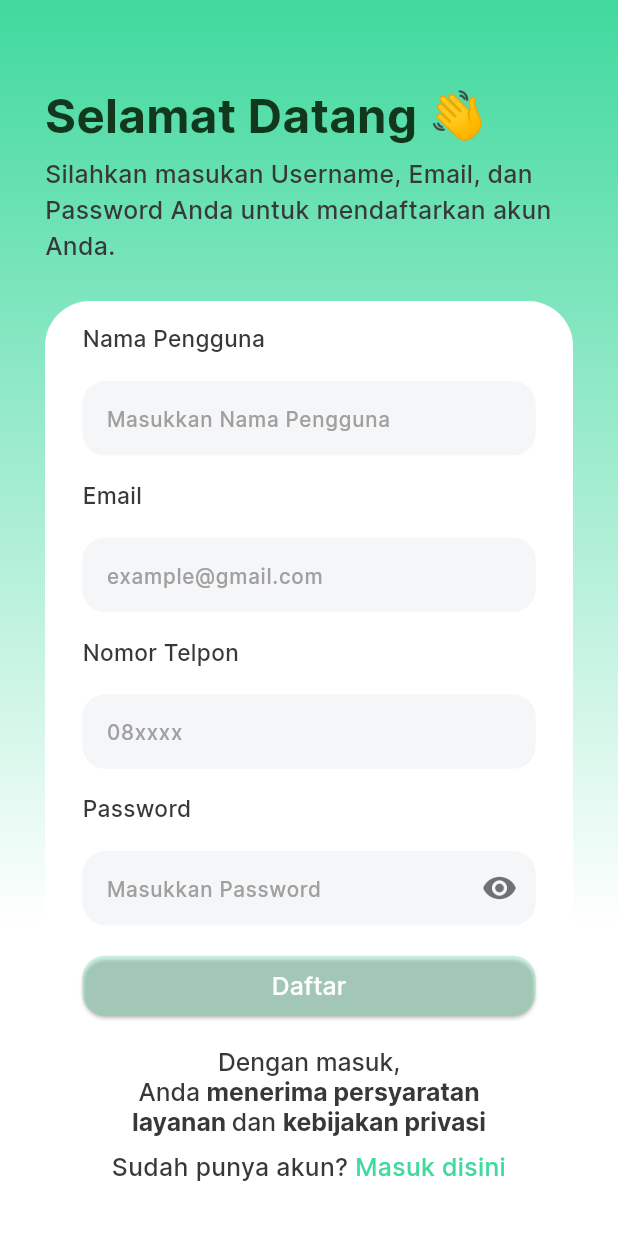
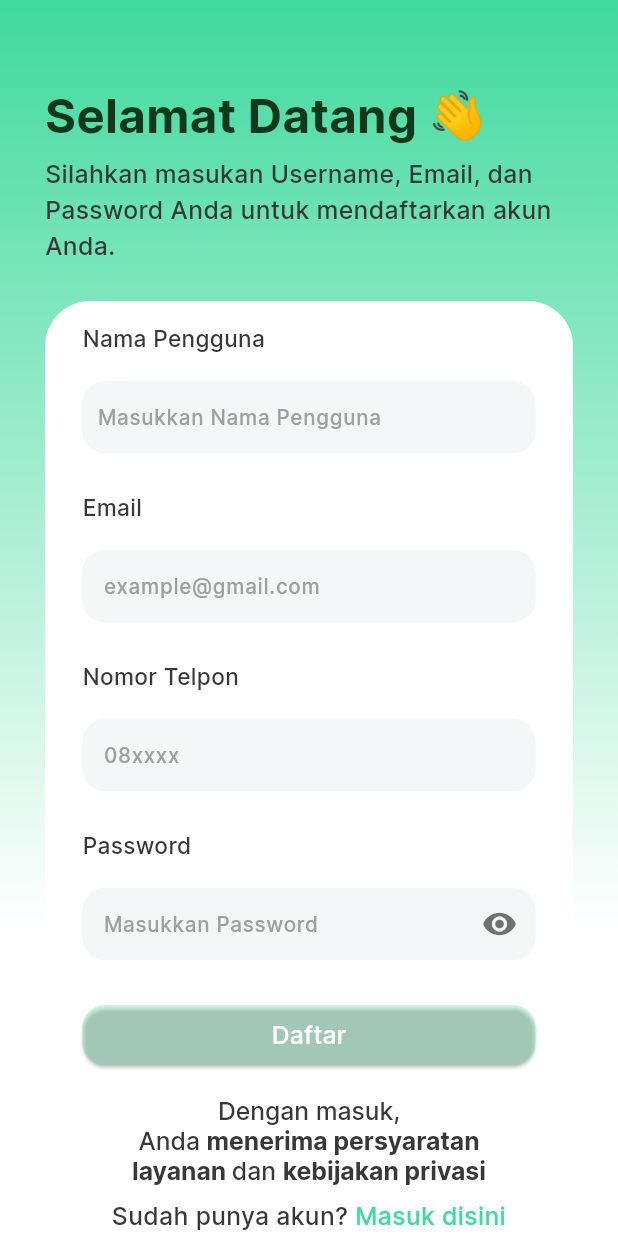
Before and after one commit to mahatiUMM/mahati-mobile, a Flutter app: the SignUpView screen opened by its route, on a phone screen of 412 x 824 dp. Run offline on Flutter 3.47's test engine with Material 3 defaults, Android fonts, the phone set to English and light mode, and no system bars; our stand-ins replace accordion, assets_audio_player, cached_network_image, carousel_slider, custom_refresh_indicator, easy_date_timeline and 19 more; missing offline and left inert: email_otp, flutter_cached_pdfview, flutter_reactive_ble, onesignal_flutter, whatsapp_unilink; accounts and stored records are empty; network calls fail; project files that could hold a hidden picture were left out.

Commit message:
fix: fix signup validation and view

```diff
--- a/lib/app/constants/text_style.dart
+++ b/lib/app/constants/text_style.dart
@@ -117,11 +117,22 @@ class StyleText {
 
   // Frequently asked questions
   static TextStyle faqHeaderStyle = TextStyle(
-      color: const Color(0xffffffff), fontSize: 16, fontWeight: FontWeight.bold, fontFamily: Resources.font.primaryFont);
+      color: const Color(0xffffffff),
+      fontSize: 16,
+      fontWeight: FontWeight.bold,
+      fontFamily: Resources.font.primaryFont);
   static TextStyle faqContentStyle = TextStyle(
       color: const Color(0xff999999),
       fontSize: 14,
       fontWeight: FontWeight.normal,
       fontFamily: Resources.font.primaryFont);
   // static TextStyle faq1Style = TextStyle()
+
+  // input style
+  static TextStyle inputStyle1 = TextStyle(
+      fontSize: 11.sp,
+      fontFamily: Resources.font.primaryFont,
+      fontStyle: FontStyle.normal,
+      color: Resources.color.titleColor,
+      fontWeight: FontWeight.normal);
 }
--- a/lib/app/modules/auth/sign_up/signup_controller.dart
+++ b/lib/app/modules/auth/sign_up/signup_controller.dart
@@ -74,7 +74,7 @@ class SignUpController extends GetxController {
       isPhoneNumberInvalid.value = true;
       errorPhoneMessage.value = "Harap masukkan nomor telpon";
       phoneNumberInput.value = '';
-    } else if (!RegExp(r"^(?:\+62|62|0)8[1-9][0-9]{6,9}$")
+    } else if (!RegExp(r"^(?:\+62|62|0)8[1-9][0-9]{6,10}$")
         .hasMatch(phoneController.text)) {
       isPhoneNumberInvalid.value = true;
       errorPhoneMessage.value = "Masukkan nomor telp yang benar";
--- a/lib/app/modules/auth/sign_up/widget/body_signup.dart
+++ b/lib/app/modules/auth/sign_up/widget/body_signup.dart
@@ -35,13 +35,18 @@ class BodySignUp extends GetView<SignUpController> {
                 height: 2.h,
               ),
               SizedBox(
-                height: controller.isUsernameInvalid.isTrue
-                    ? Get.height * 0.09
-                    : Get.height * 0.06,
+                height: controller.isUsernameInvalid.isFalse
+                    ? Get.height * 0.07
+                    : Get.height * 0.07,
                 width: Get.width,
                 child: TextField(
+                  style: StyleText.inputStyle1,
+                  textAlign: TextAlign.left,
+                  textAlignVertical: TextAlignVertical.center,
                   controller: controller.usernameController,
                   decoration: InputDecoration(
+                      contentPadding: const EdgeInsets.only(
+                          left: 10, right: 10, top: 0, bottom: 10),
                       errorText: controller.isUsernameInvalid.isTrue
                           ? controller.errorUsernameMessage.value
                           : null,
@@ -53,10 +58,12 @@ class BodySignUp extends GetView<SignUpController> {
                       hintText: TextStrings.authSubtitle3,
                       hintStyle: StyleText.signInField,
                       enabledBorder: OutlineInputBorder(
+                          gapPadding: 0,
                           borderSide:
                               BorderSide(color: Resources.color.textFieldColor),
                           borderRadius: BorderRadius.circular(15)),
                       focusedBorder: OutlineInputBorder(
+                          gapPadding: 0,
                           borderSide:
                               BorderSide(color: Resources.color.textFieldColor),
                           borderRadius: BorderRadius.circular(15))),
@@ -83,17 +90,24 @@ class BodySignUp extends GetView<SignUpController> {
               Obx(
                 () => SizedBox(
                   height: controller.isEmailInvalid.isFalse
-                      ? Get.height * 0.06
-                      : Get.height * 0.09,
+                      ? Get.height * 0.07
+                      : Get.height * 0.10,
                   width: Get.width,
                   child: TextField(
+                    style: StyleText.inputStyle1,
                     controller: controller.emailController,
+                    textAlignVertical: TextAlignVertical.center,
                     keyboardType: TextInputType.emailAddress,
                     decoration: InputDecoration(
+                        contentPadding: const EdgeInsets.only(
+                            left: 10, right: 10, top: 0, bottom: 10),
                         errorText: controller.isEmailInvalid.isTrue
                             ? controller.errorEmailMessage.value
                             : null,
                         errorBorder: UnderlineInputBorder(
+                            borderRadius: const BorderRadius.only(
+                                topRight: Radius.circular(15),
+                                topLeft: Radius.circular(15)),
                             borderSide: BorderSide(
                                 color: Resources.color.secondaryColor2)),
                         filled: true,
@@ -132,17 +146,25 @@ class BodySignUp extends GetView<SignUpController> {
               Obx(
                 () => SizedBox(
                   height: controller.isPhoneNumberInvalid.isFalse
-                      ? Get.height * 0.06
-                      : Get.height * 0.09,
+                      ? Get.height * 0.07
+                      : Get.height * 0.10,
                   width: Get.width,
                   child: TextField(
                       controller: controller.phoneController,
                       keyboardType: TextInputType.phone,
+                      textAlign: TextAlign.left,
+                      textAlignVertical: TextAlignVertical.center,
+                      style: StyleText.inputStyle1,
                       decoration: InputDecoration(
+                          contentPadding: const EdgeInsets.only(
+                              left: 10, right: 10, top: 0, bottom: 10),
                           errorText: controller.isPhoneNumberInvalid.isTrue
                               ? controller.errorPhoneMessage.value
                               : null,
                           errorBorder: UnderlineInputBorder(
+                              borderRadius: const BorderRadius.only(
+                                  topLeft: Radius.circular(15),
+                                  topRight: Radius.circular(15)),
                               borderSide: BorderSide(
                                   color: Resources.color.secondaryColor2)),
                           filled: true,
@@ -182,18 +204,26 @@ class BodySignUp extends GetView<SignUpController> {
               Obx(
                 () => SizedBox(
                   height: controller.isPasswordInvalid.isFalse
-                      ? Get.height * 0.06
-                      : Get.height * 0.09,
+                      ? Get.height * 0.07
+                      : Get.height * 0.10,
                   width: Get.width,
                   child: TextField(
+                      style: StyleText.inputStyle1,
                       controller: controller.passwordController,
                       keyboardType: TextInputType.visiblePassword,
                       obscureText: controller.showPassword.value,
+                      textAlign: TextAlign.left,
+                      textAlignVertical: TextAlignVertical.center,
                       decoration: InputDecoration(
+                        contentPadding: const EdgeInsets.only(
+                            left: 10, right: 10, top: 0, bottom: 0),
                         errorText: controller.isPasswordInvalid.isTrue
                             ? controller.errorPasswordMessage.value
                             : null,
                         errorBorder: UnderlineInputBorder(
+                            borderRadius: const BorderRadius.only(
+                                topLeft: Radius.circular(15),
+                                topRight: Radius.circular(15)),
                             borderSide: BorderSide(
                                 color: Resources.color.secondaryColor2)),
                         filled: true,
@@ -255,8 +285,8 @@ class BodySignUp extends GetView<SignUpController> {
                             controller.emailInput.isNotEmpty &&
                             controller.passwordInput.isNotEmpty &&
                             controller.phoneNumberInput.isNotEmpty) {
-                          EmailVerification()
-                              .emailTemplate(controller.usernameController.text);
+                          EmailVerification().emailTemplate(
+                              controller.usernameController.text);
                           EmailOTP.sendOTP(
                               email: controller.emailController.text);
                           Get.toNamed(Routes.verificationOTP, arguments: {
--- a/pubspec.yaml
+++ b/pubspec.yaml
@@ -1,5 +1,5 @@
 name: mahati_mobile
-version: 1.4.5+1
+version: 1.4.5+2
 publish_to: none
 description: A new Flutter project.
 environment:
```
Also changed, not shown: lib/app/modules/questionnaire/questionnaire_question/questionnaire_question_controller.dart (+4 -3 lines), lib/app/modules/questionnaire/questionnaire_question/widget/history_answers.dart (+44 -44 lines).
